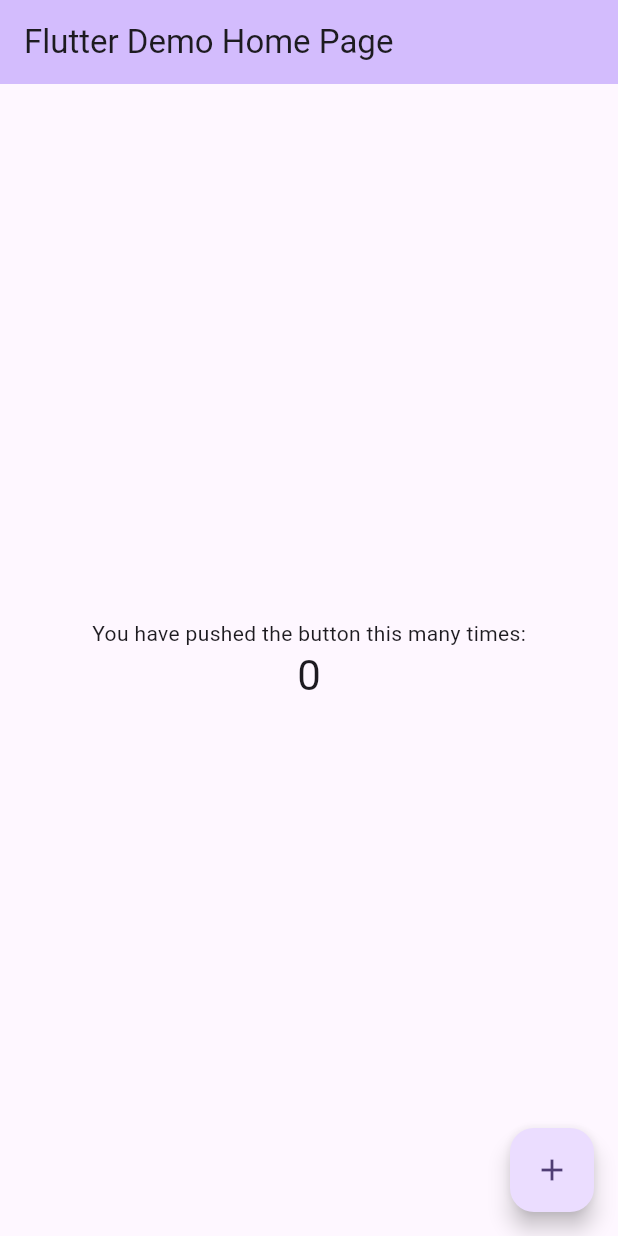
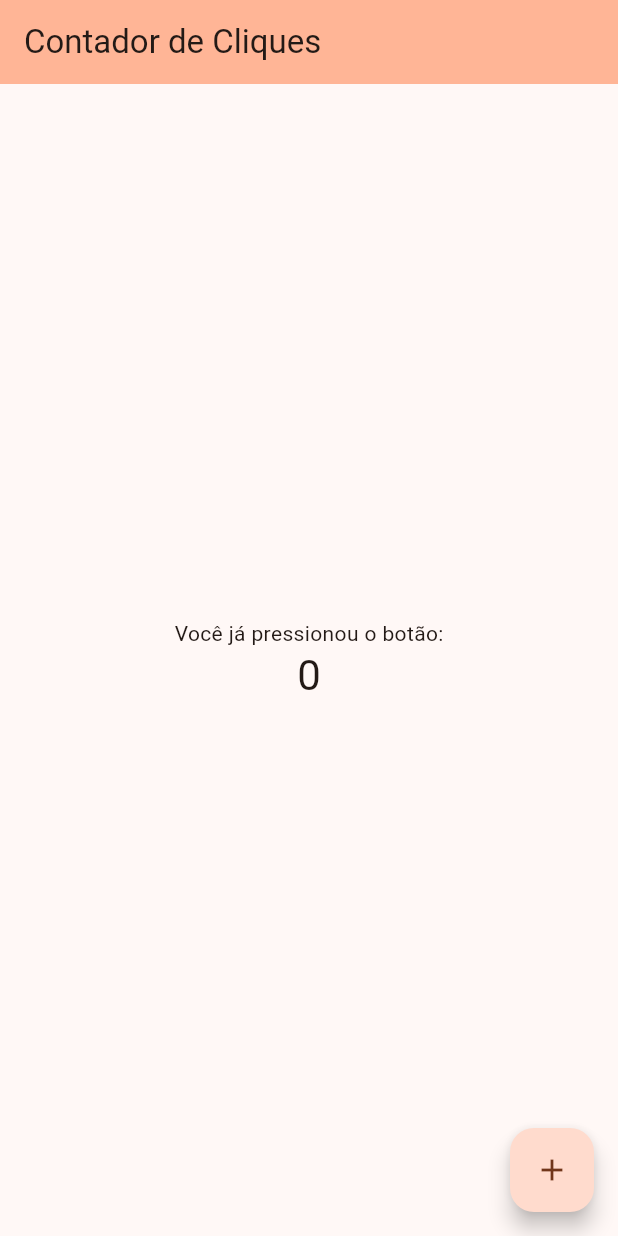
Before and after one commit to gustavosilvainfon/MeuAppFlutter, a Flutter app: the screen it shows after launch, on a phone screen of 412 x 824 dp. Run offline on Flutter 3.47's test engine with Material 3 defaults, Android fonts, the phone set to English and light mode, and no system bars.

Commit message:
Atualização 19:33 - 21/06/24

```diff
--- a/lib/main.dart
+++ b/lib/main.dart
@@ -11,7 +11,7 @@ class MyApp extends StatelessWidget {
   @override
   Widget build(BuildContext context) {
     return MaterialApp(
-      title: 'Flutter Demo',
+      title: 'Contador de Cliques',
       theme: ThemeData(
         // This is the theme of your application.
         //
@@ -28,10 +28,13 @@ class MyApp extends StatelessWidget {
         //
         // This works for code too, not just values: Most code changes can be
         // tested with just a hot reload.
-        colorScheme: ColorScheme.fromSeed(seedColor: Colors.deepPurple),
+        colorScheme:
+            ColorScheme.fromSeed(seedColor: Color.fromARGB(255, 195, 93, 42)),
         useMaterial3: true,
       ),
-      home: const MyHomePage(title: 'Flutter Demo Home Page'),
+      home: const MyHomePage(
+        title: 'Contador de Cliques',
+      ),
     );
   }
 }
@@ -106,7 +109,7 @@ class _MyHomePageState extends State<MyHomePage> {
           mainAxisAlignment: MainAxisAlignment.center,
           children: <Widget>[
             const Text(
-              'You have pushed the button this many times:',
+              'Você já pressionou o botão:',
             ),
             Text(
               '$_counter',
```
